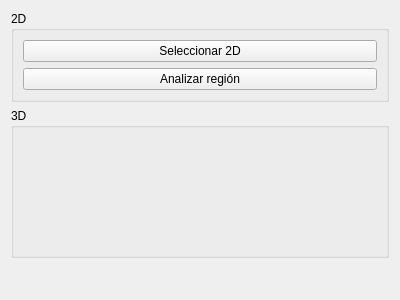
Before: the Qt Designer form PageDensityAnalysis.ui in rics-ucsp/BoneDensityApp, drawn with Qt 5.
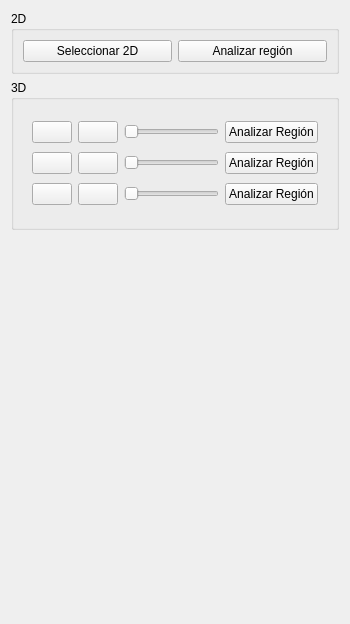
After: the same form once the commit is applied. Icons and pictures are not drawn.

Commit message: adding buttons to page_analysis_density

Patch:
```diff
--- a/PageDensityAnalysis.ui
+++ b/PageDensityAnalysis.ui
@@ -6,8 +6,8 @@
    <rect>
     <x>0</x>
     <y>0</y>
-    <width>400</width>
-    <height>300</height>
+    <width>350</width>
+    <height>624</height>
    </rect>
   </property>
   <property name="windowTitle">
@@ -19,7 +19,7 @@
      <property name="title">
       <string>2D</string>
      </property>
-     <layout class="QVBoxLayout" name="verticalLayout">
+     <layout class="QHBoxLayout" name="horizontalLayout_2">
       <item>
        <widget class="QPushButton" name="pushButton">
         <property name="text">
@@ -54,9 +54,132 @@
      <property name="title">
       <string>3D</string>
      </property>
-     <layout class="QVBoxLayout" name="verticalLayout_2">
+     <layout class="QHBoxLayout" name="horizontalLayout_3">
       <item>
-       <widget class="QWidget" name="widget" native="true"/>
+       <widget class="QWidget" name="widget" native="true">
+        <layout class="QVBoxLayout" name="verticalLayout_2">
+         <item>
+          <layout class="QHBoxLayout" name="horizontalLayout_5">
+           <item>
+            <widget class="QPushButton" name="btn_view">
+             <property name="text">
+              <string/>
+             </property>
+             <property name="icon">
+              <iconset resource="icons.qrc">
+               <normaloff>:/eye_on.png</normaloff>:/eye_on.png</iconset>
+             </property>
+            </widget>
+           </item>
+           <item>
+            <widget class="QPushButton" name="pushButton_5">
+             <property name="text">
+              <string/>
+             </property>
+            </widget>
+           </item>
+           <item>
+            <widget class="QSlider" name="horizontalSlider">
+             <property name="orientation">
+              <enum>Qt::Horizontal</enum>
+             </property>
+            </widget>
+           </item>
+           <item>
+            <widget class="QPushButton" name="btn_color">
+             <property name="text">
+              <string>Analizar Región</string>
+             </property>
+             <property name="icon">
+              <iconset resource="icons.qrc">
+               <normaloff>:/analysis.png</normaloff>:/analysis.png</iconset>
+             </property>
+            </widget>
+           </item>
+          </layout>
+         </item>
+         <item>
+          <layout class="QHBoxLayout" name="horizontalLayout_4">
+           <item>
+            <widget class="QPushButton" name="pushButton_4">
+             <property name="text">
+              <string/>
+             </property>
+             <property name="icon">
+              <iconset resource="icons.qrc">
+               <normaloff>:/eye_on.png</normaloff>:/eye_on.png</iconset>
+             </property>
+            </widget>
+           </item>
+           <item>
+            <widget class="QPushButton" name="pushButton_6">
+             <property name="text">
+              <string/>
+             </property>
+            </widget>
+           </item>
+           <item>
+            <widget class="QSlider" name="horizontalSlider_2">
+             <property name="orientation">
+              <enum>Qt::Horizontal</enum>
+             </property>
+            </widget>
+           </item>
+           <item>
+            <widget class="QPushButton" name="pushButton_3">
+             <property name="text">
+              <string>Analizar Región</string>
+             </property>
+             <property name="icon">
+              <iconset resource="icons.qrc">
+               <normaloff>:/analysis.png</normaloff>:/analysis.png</iconset>
+             </property>
+            </widget>
+           </item>
+          </layout>
+         </item>
+         <item>
+          <layout class="QHBoxLayout" name="horizontalLayout">
+           <item>
+            <widget class="QPushButton" name="pushButton_8">
+             <property name="text">
+              <string/>
+             </property>
+             <property name="icon">
+              <iconset resource="icons.qrc">
+               <normaloff>:/eye_on.png</normaloff>:/eye_on.png</iconset>
+             </property>
+            </widget>
+           </item>
+           <item>
+            <widget class="QPushButton" name="pushButton_7">
+             <property name="text">
+              <string/>
+             </property>
+            </widget>
+           </item>
+           <item>
+            <widget class="QSlider" name="horizontalSlider_3">
+             <property name="orientation">
+              <enum>Qt::Horizontal</enum>
+             </property>
+            </widget>
+           </item>
+           <item>
+            <widget class="QPushButton" name="pushButton_9">
+             <property name="text">
+              <string>Analizar Región</string>
+             </property>
+             <property name="icon">
+              <iconset resource="icons.qrc">
+               <normaloff>:/analysis.png</normaloff>:/analysis.png</iconset>
+             </property>
+            </widget>
+           </item>
+          </layout>
+         </item>
+        </layout>
+       </widget>
       </item>
      </layout>
     </widget>
@@ -69,7 +192,7 @@
      <property name="sizeHint" stdset="0">
       <size>
        <width>20</width>
-       <height>40</height>
+       <height>20</height>
       </size>
      </property>
     </spacer>
```
Left out of the diff: 12 changed lines with no effect on the pictures.
